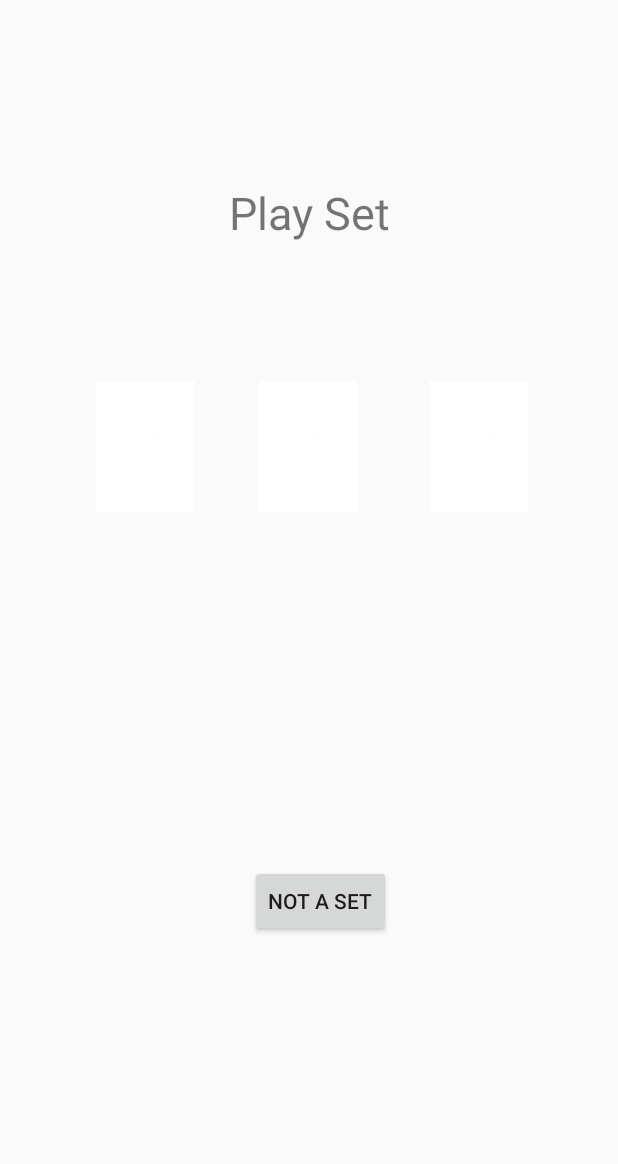
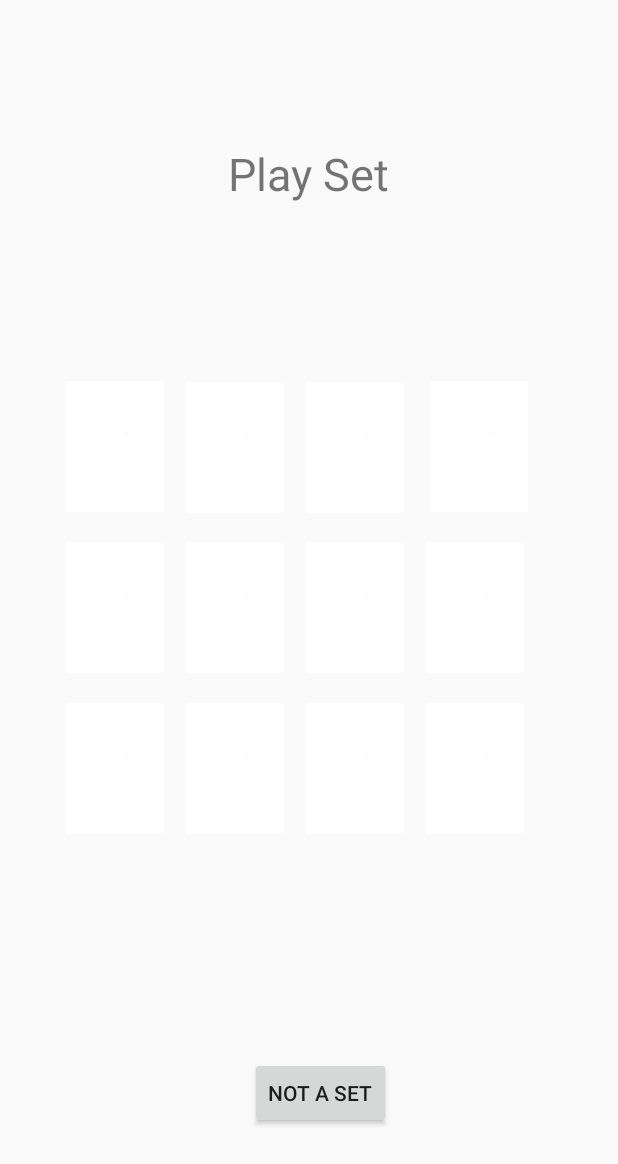
Before and after one commit to allison-silverpine/set, an Android app: the layout activity_main.xml on its own in the app's theme, with its tools: preview values and no code run, on a phone screen of 412 x 824 dp. Shown: the top 1164 px of the screen. Run offline under Robolectric (Android 15) with nearby library versions, the phone set to English and light mode, and no system bars.

```diff
--- a/app/src/main/res/layout/activity_main.xml
+++ b/app/src/main/res/layout/activity_main.xml
@@ -18,16 +18,17 @@
         android:text="@string/title"
         android:textSize="30sp"
         app:layout_constraintBottom_toBottomOf="parent"
+        app:layout_constraintHorizontal_bias="0.498"
         app:layout_constraintLeft_toLeftOf="parent"
         app:layout_constraintRight_toRightOf="parent"
         app:layout_constraintTop_toTopOf="parent"
-        app:layout_constraintVertical_bias="0.14" />
+        app:layout_constraintVertical_bias="0.106" />
 
     <ImageView
         android:id="@+id/card1"
         android:layout_width="89dp"
         android:layout_height="87dp"
-        android:layout_marginStart="36dp"
+        android:layout_marginStart="16dp"
         android:layout_marginTop="16dp"
         android:layout_marginBottom="16dp"
         android:src="@drawable/empty"
@@ -40,20 +41,36 @@
         android:id="@+id/card2"
         android:layout_width="89dp"
         android:layout_height="87dp"
-        android:layout_marginStart="16dp"
+        android:layout_marginStart="96dp"
         android:layout_marginTop="16dp"
         android:layout_marginEnd="16dp"
         android:layout_marginBottom="16dp"
         android:src="@drawable/empty"
         app:layout_constraintBottom_toBottomOf="parent"
         app:layout_constraintEnd_toEndOf="parent"
-        app:layout_constraintHorizontal_bias="0.498"
+        app:layout_constraintHorizontal_bias="0.0"
         app:layout_constraintStart_toStartOf="parent"
         app:layout_constraintTop_toTopOf="parent"
-        app:layout_constraintVertical_bias="0.33" />
+        app:layout_constraintVertical_bias="0.331" />
 
     <ImageView
         android:id="@+id/card3"
+        android:layout_width="89dp"
+        android:layout_height="87dp"
+        android:layout_marginStart="176dp"
+        android:layout_marginTop="16dp"
+        android:layout_marginEnd="16dp"
+        android:layout_marginBottom="16dp"
+        android:src="@drawable/empty"
+        app:layout_constraintBottom_toBottomOf="parent"
+        app:layout_constraintEnd_toEndOf="parent"
+        app:layout_constraintHorizontal_bias="0.0"
+        app:layout_constraintStart_toStartOf="parent"
+        app:layout_constraintTop_toTopOf="parent"
+        app:layout_constraintVertical_bias="0.331" />
+
+    <ImageView
+        android:id="@+id/card4"
         android:layout_width="89dp"
         android:layout_height="87dp"
         android:layout_marginTop="16dp"
@@ -67,6 +84,110 @@
         app:layout_constraintTop_toTopOf="parent"
         app:layout_constraintVertical_bias="0.33" />
 
+    <ImageView
+        android:id="@+id/card5"
+        android:layout_width="89dp"
+        android:layout_height="87dp"
+        android:layout_marginStart="16dp"
+        android:layout_marginTop="176dp"
+        android:layout_marginBottom="16dp"
+        android:src="@drawable/empty"
+        app:layout_constraintBottom_toBottomOf="parent"
+        app:layout_constraintStart_toStartOf="parent"
+        app:layout_constraintTop_toTopOf="parent"
+        app:layout_constraintVertical_bias="0.33" />
+
+    <ImageView
+        android:id="@+id/card6"
+        android:layout_width="89dp"
+        android:layout_height="87dp"
+        android:layout_marginStart="96dp"
+        android:layout_marginTop="176dp"
+        android:layout_marginBottom="16dp"
+        android:src="@drawable/empty"
+        app:layout_constraintBottom_toBottomOf="parent"
+        app:layout_constraintStart_toStartOf="parent"
+        app:layout_constraintTop_toTopOf="parent"
+        app:layout_constraintVertical_bias="0.33" />
+
+    <ImageView
+        android:id="@+id/card7"
+        android:layout_width="89dp"
+        android:layout_height="87dp"
+        android:layout_marginStart="176dp"
+        android:layout_marginTop="176dp"
+        android:layout_marginBottom="16dp"
+        android:src="@drawable/empty"
+        app:layout_constraintBottom_toBottomOf="parent"
+        app:layout_constraintStart_toStartOf="parent"
+        app:layout_constraintTop_toTopOf="parent"
+        app:layout_constraintVertical_bias="0.33" />
+
+    <ImageView
+        android:id="@+id/card8"
+        android:layout_width="89dp"
+        android:layout_height="87dp"
+        android:layout_marginStart="256dp"
+        android:layout_marginTop="176dp"
+        android:layout_marginBottom="16dp"
+        android:src="@drawable/empty"
+        app:layout_constraintBottom_toBottomOf="parent"
+        app:layout_constraintStart_toStartOf="parent"
+        app:layout_constraintTop_toTopOf="parent"
+        app:layout_constraintVertical_bias="0.33" />
+
+    <ImageView
+        android:id="@+id/card9"
+        android:layout_width="89dp"
+        android:layout_height="87dp"
+        android:layout_marginStart="16dp"
+        android:layout_marginTop="336dp"
+        android:layout_marginBottom="16dp"
+        android:src="@drawable/empty"
+        app:layout_constraintBottom_toBottomOf="parent"
+        app:layout_constraintStart_toStartOf="parent"
+        app:layout_constraintTop_toTopOf="parent"
+        app:layout_constraintVertical_bias="0.33" />
+
+    <ImageView
+        android:id="@+id/card10"
+        android:layout_width="89dp"
+        android:layout_height="87dp"
+        android:layout_marginStart="96dp"
+        android:layout_marginTop="336dp"
+        android:layout_marginBottom="16dp"
+        android:src="@drawable/empty"
+        app:layout_constraintBottom_toBottomOf="parent"
+        app:layout_constraintStart_toStartOf="parent"
+        app:layout_constraintTop_toTopOf="parent"
+        app:layout_constraintVertical_bias="0.33" />
+
+    <ImageView
+        android:id="@+id/card11"
+        android:layout_width="89dp"
+        android:layout_height="87dp"
+        android:layout_marginStart="176dp"
+        android:layout_marginTop="336dp"
+        android:layout_marginBottom="16dp"
+        android:src="@drawable/empty"
+        app:layout_constraintBottom_toBottomOf="parent"
+        app:layout_constraintStart_toStartOf="parent"
+        app:layout_constraintTop_toTopOf="parent"
+        app:layout_constraintVertical_bias="0.33" />
+
+    <ImageView
+        android:id="@+id/card12"
+        android:layout_width="89dp"
+        android:layout_height="87dp"
+        android:layout_marginStart="256dp"
+        android:layout_marginTop="336dp"
+        android:layout_marginBottom="16dp"
+        android:src="@drawable/empty"
+        app:layout_constraintBottom_toBottomOf="parent"
+        app:layout_constraintStart_toStartOf="parent"
+        app:layout_constraintTop_toTopOf="parent"
+        app:layout_constraintVertical_bias="0.33" />
+
     <TextView
         android:id="@+id/set_result"
         android:layout_width="wrap_content"
@@ -77,7 +198,7 @@
         app:layout_constraintHorizontal_bias="0.498"
         app:layout_constraintStart_toStartOf="parent"
         app:layout_constraintTop_toBottomOf="@+id/card3"
-        app:layout_constraintVertical_bias="0.406" />
+        app:layout_constraintVertical_bias="0.688" />
 
     <Button
         android:id="@+id/not_set_button"
@@ -89,6 +210,6 @@
         app:layout_constraintHorizontal_bias="0.526"
         app:layout_constraintStart_toStartOf="parent"
         app:layout_constraintTop_toTopOf="parent"
-        app:layout_constraintVertical_bias="0.754" />
+        app:layout_constraintVertical_bias="0.926" />
 
 </androidx.constraintlayout.widget.ConstraintLayout>
```
Also changed, not shown: app/src/main/java/com/example/set/MainActivity.kt (+51 -27 lines), app/src/main/java/com/example/set/models/Board.kt (added, +56 -0 lines), app/src/main/java/com/example/set/models/Deck.kt (+8 -8 lines), 1 other file.
